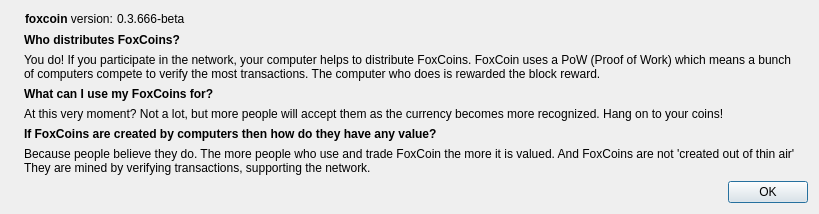
The window that src/qt/forms/FAQDialog.ui (plusevcoin/plusevcoin) describes before a commit, drawn with Qt 5.
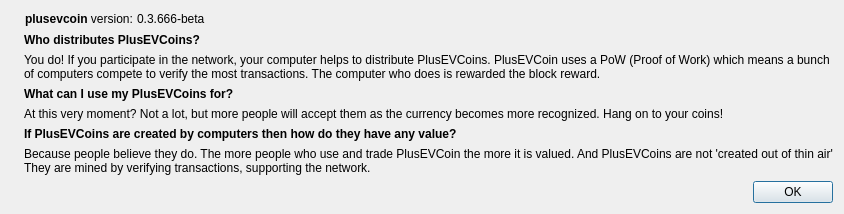
The same window after the commit. Icons and pictures are not drawn.

Diff of the .ui file:
```diff
--- a/src/qt/forms/FAQDialog.ui
+++ b/src/qt/forms/FAQDialog.ui
@@ -65,7 +65,7 @@
            <cursorShape>IBeamCursor</cursorShape>
           </property>
           <property name="text">
-           <string>&lt;html&gt;&lt;head/&gt;&lt;body&gt;&lt;p&gt;&lt;span style=&quot; font-weight:600;&quot;&gt;foxcoin&lt;/span&gt; version: &lt;/p&gt;&lt;/body&gt;&lt;/html&gt;</string>
+           <string>&lt;html&gt;&lt;head/&gt;&lt;body&gt;&lt;p&gt;&lt;span style=&quot; font-weight:600;&quot;&gt;plusevcoin&lt;/span&gt; version: &lt;/p&gt;&lt;/body&gt;&lt;/html&gt;</string>
           </property>
           <property name="textInteractionFlags">
            <set>Qt::LinksAccessibleByMouse|Qt::TextSelectableByKeyboard|Qt::TextSelectableByMouse</set>
@@ -106,7 +106,7 @@
         </sizepolicy>
        </property>
        <property name="text">
-        <string>&lt;html&gt;&lt;head/&gt;&lt;body&gt;&lt;p&gt;&lt;span style=&quot; font-weight:600;&quot;&gt;Who distributes FoxCoins?&lt;/span&gt;&lt;/p&gt;&lt;/body&gt;&lt;/html&gt;</string>
+        <string>&lt;html&gt;&lt;head/&gt;&lt;body&gt;&lt;p&gt;&lt;span style=&quot; font-weight:600;&quot;&gt;Who distributes PlusEVCoins?&lt;/span&gt;&lt;/p&gt;&lt;/body&gt;&lt;/html&gt;</string>
        </property>
        <property name="textInteractionFlags">
         <set>Qt::LinksAccessibleByMouse|Qt::TextSelectableByMouse</set>
@@ -122,7 +122,7 @@
         </sizepolicy>
        </property>
        <property name="text">
-        <string>You do! If you participate in the network, your computer helps to distribute FoxCoins. FoxCoin uses a PoW (Proof of Work) which means a bunch
+        <string>You do! If you participate in the network, your computer helps to distribute PlusEVCoins. PlusEVCoin uses a PoW (Proof of Work) which means a bunch
 of computers compete to verify the most transactions. The computer who does is rewarded the block reward.</string>
        </property>
       </widget>
@@ -136,7 +136,7 @@
         </sizepolicy>
        </property>
        <property name="text">
-        <string>&lt;html&gt;&lt;head/&gt;&lt;body&gt;&lt;p&gt;&lt;span style=&quot; font-weight:600;&quot;&gt;What can I use my FoxCoins for?&lt;/span&gt;&lt;/p&gt;&lt;/body&gt;&lt;/html&gt;</string>
+        <string>&lt;html&gt;&lt;head/&gt;&lt;body&gt;&lt;p&gt;&lt;span style=&quot; font-weight:600;&quot;&gt;What can I use my PlusEVCoins for?&lt;/span&gt;&lt;/p&gt;&lt;/body&gt;&lt;/html&gt;</string>
        </property>
       </widget>
      </item>
@@ -162,14 +162,14 @@
         </sizepolicy>
        </property>
        <property name="text">
-        <string>&lt;html&gt;&lt;head/&gt;&lt;body&gt;&lt;p&gt;&lt;span style=&quot; font-weight:600;&quot;&gt;If FoxCoins are created by computers then how do they have any value?&lt;/span&gt;&lt;/p&gt;&lt;/body&gt;&lt;/html&gt;</string>
+        <string>&lt;html&gt;&lt;head/&gt;&lt;body&gt;&lt;p&gt;&lt;span style=&quot; font-weight:600;&quot;&gt;If PlusEVCoins are created by computers then how do they have any value?&lt;/span&gt;&lt;/p&gt;&lt;/body&gt;&lt;/html&gt;</string>
        </property>
       </widget>
      </item>
      <item>
       <widget class="QLabel" name="label_8">
        <property name="text">
-        <string>Because people believe they do. The more people who use and trade FoxCoin the more it is valued. And FoxCoins are not 'created out of thin air'
+        <string>Because people believe they do. The more people who use and trade PlusEVCoin the more it is valued. And PlusEVCoins are not 'created out of thin air'
 They are mined by verifying transactions, supporting the network.</string>
        </property>
       </widget>
```
Left out of the diff: 2 changed lines with no effect on the pictures.
